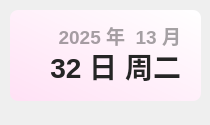
leohu1/CWThemes, file yukimura/widget-time.ui: the form before one commit.
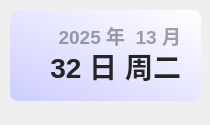
The form after the commit. Icons and pictures are not drawn.

Commit message: Change Yukimura Theme Color

```diff
--- a/yukimura/widget-time.ui
+++ b/yukimura/widget-time.ui
@@ -38,7 +38,6 @@
     <font>
      <family>Microsoft YaHei UI</family>
      <pointsize>14</pointsize>
-     <weight>75</weight>
      <bold>true</bold>
     </font>
    </property>
@@ -69,7 +68,6 @@
     <font>
      <family>Microsoft YaHei UI</family>
      <pointsize>21</pointsize>
-     <weight>75</weight>
      <bold>true</bold>
     </font>
    </property>
@@ -98,7 +96,7 @@
     </rect>
    </property>
    <property name="styleSheet">
-    <string notr="true">background-color: qlineargradient(spread:pad, x1:0, y1:1, x2:1, y2:0, stop:0 rgba(255, 225, 245, 255), stop:1 rgba(255, 255, 255, 255));
+    <string notr="true">background-color: qlineargradient(spread:pad, x1:0, y1:1, x2:1, y2:0, stop:0 rgba(205, 205, 255, 255), stop:1 rgba(255, 255, 255, 255));
 border-radius: 8px</string>
    </property>
    <property name="text">
```
Left out of the diff: 8 changed lines with no effect on the pictures. The commit also changes 5 other files.
